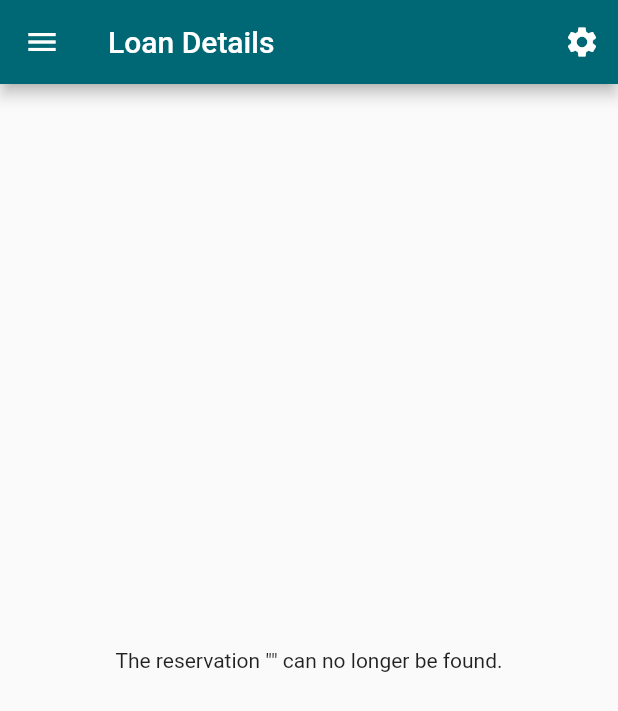
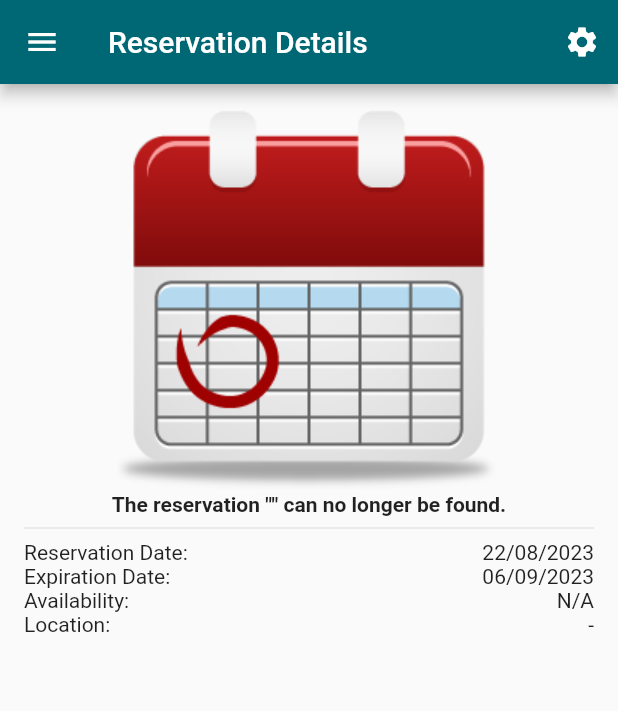
Before and after one commit to KDABLabs/library_33880, a Flutter app: the ReservationDetailsView widget shown alone on an empty page, opened directly with empty values, on a phone screen of 412 x 824 dp. Shown: the top 711 px of the screen. Run offline on Flutter 3.47's test engine with Material 2 defaults, Android fonts, the phone set to English and light mode, and no system bars; our stand-ins replace shared_preferences; missing offline and left inert: flex_color_picker; accounts and stored records are empty; generated files the repository leaves out were written again.

Commit message:
Introduce reservations support
This is in no way support to search media and make reservations.
This is just a way to list existing reservations.

```diff
--- a/lib/src/account/reservation.dart
+++ b/lib/src/account/reservation.dart
@@ -2,37 +2,82 @@ import 'package:flutter/foundation.dart';
 import 'package:intl/intl.dart' as intl;
 import 'package:html/dom.dart' as dom;
 
+import '../utils.dart';
+
 class Reservation {
-  final String kind;
+  final DateTime reservationDateTime;
   final String title;
+  final String availability;
+  final String location;
   static final formatter = intl.DateFormat('dd/MM/yyyy');
 
+  DateTime get experirationDateTime =>
+      reservationDateTime.add(const Duration(days: 15));
+  bool get isLate => DateTime.now().isAfter(experirationDateTime);
+  String get formattedTitle => Utils.beautifyTitle(title);
+  String get formattedAvailability => Utils.beautifyAvailability(availability);
+  String get formattedExpirationDate => formatter.format(experirationDateTime);
+  String get formattedReservationDate => formatter.format(reservationDateTime);
+
   const Reservation(
-    this.kind,
+    this.reservationDateTime,
     this.title,
+    this.availability,
+    this.location,
   );
 
   Map<String, dynamic> toJson() {
     return {
-      'kind': kind,
+      'reservationDateTime': reservationDateTime,
       'title': title,
+      'availability': availability,
+      'location': location,
     };
   }
 
   static List<Reservation>? parse(dom.Document document, useFakeItems) {
     /*
     <div class="result">
-          <div class="resultheader"><strong>Mes réservations en cours</strong> (total 0)</div>
+      <div class="resultheader"><strong>Mes réservations en cours</strong> (total 4)</div>
       <table class="standtable">
         <colgroup>
-                  <col style="width: 5%;"/>
-                  <col style="width:85%;"/>
-                  <col style="width: 5%;"/>
-                  <col style="width: 5%;"/>
+          <col style="width: 5%;">
+          <col style="width:85%;">
+          <col style="width: 5%;">
+          <col style="width: 5%;">
         </colgroup>
+        <tbody>
           <tr>
-                  <td colspan='4'>Aucune réservation</td>
+            <th style="text-align:center;">Date </th>
+            <th style="text-align:center;">Titre</th>
+            <th style="white-space:nowrap;text-align:center;">Dispo &amp; Ret</th>
+            <th style="text-align:center;">Site</th>
           </tr>
+          <tr>
+            <td style="vertical-align:middle;text-align:center">22/08/2023</td>
+            <td style="white-space:normal">Animal Jack. 1, Coeur de la forêt (Le) / Kid Toussaint. - Dupuis, 2019 </td>
+            <td style="background-color:#dfffdf;vertical-align:middle;text-align:center;font-size:small;"><b>Non</b><br>En transit</td>
+            <td style="vertical-align:middle;text-align:center">Latresne</td>
+          </tr>
+          <tr>
+            <td style="vertical-align:middle;text-align:center">22/08/2023</td>
+            <td style="white-space:normal">Animal Jack. 3, Planete du singe (La) / Kid Toussaint. - Dupuis, 2020 </td>
+            <td style="background-color:#ffe4d0;vertical-align:middle;text-align:center;font-size:small;"><b>Non</b><br></td>
+            <td style="vertical-align:middle;text-align:center">Saint-Caprais</td>
+          </tr>
+          <tr>
+            <td style="vertical-align:middle;text-align:center">22/08/2023</td>
+            <td style="white-space:normal">Animal Jack. 5, Revoir un printemps / Kid Toussaint. - Dupuis, 2021 </td>
+            <td style="background-color:#ffe4d0;vertical-align:middle;text-align:center;font-size:small;"><b>Non</b><br></td>
+            <td style="vertical-align:middle;text-align:center">Saint-Caprais</td>
+          </tr>
+          <tr>
+            <td style="vertical-align:middle;text-align:center">22/08/2023</td>
+            <td style="white-space:normal">Appel de la forêt (L') / Jack London. - Sarbacane, éditeur de création, DL 2015 </td>
+            <td style="background-color:#dfffdf;vertical-align:middle;text-align:center;font-size:small;"><b>Non</b><br>En transit</td>
+            <td style="vertical-align:middle;text-align:center">Latresne</td>
+          </tr>
+        </tbody>
       </table>
     </div>
     */
@@ -87,31 +132,52 @@ class Reservation {
     // Skip first row - it's header
     for (int i = 1; i < rows.length; ++i) {
       final cols = rows[i].children;
+
       reservations.add(Reservation(
-        cols[0].text,
+        formatter.parse(cols[0].text),
         cols[1].text,
-        // formatter.parse(cols[2].text),
-        // formatter.parse(cols[3].text),
+        _parseAvailability(cols[2]),
+        cols[3].text,
       ));
     }
 
     if (useFakeItems && reservations.isEmpty) {
-      reservations.add(const Reservation(
-        'L',
+      reservations.add(Reservation(
+        DateTime.now(),
         'Le Dernier Des Mohicans',
+        'Non / En transit',
+        'Latresne',
       ));
 
-      reservations.add(const Reservation(
-        'A',
+      reservations.add(Reservation(
+        DateTime.now(),
         'E-Type - Greatests Hits',
+        'Non',
+        'Saint-Caprais',
       ));
 
-      reservations.add(const Reservation(
-        'V',
+      reservations.add(Reservation(
+        DateTime.now(),
         'Rocky I',
+        'Non / En transit',
+        'Latresne',
       ));
     }
 
     return reservations;
   }
+
+  static String _parseAvailability(dom.Element availability) {
+    List<String> list = List<String>.empty(growable: true);
+
+    for (dom.Node node in availability.nodes) {
+      final String? text = node.text?.trim();
+
+      if (text != null && text.isNotEmpty) {
+        list.add(text);
       }
+    }
+
+    return list.join(' / ');
+  }
+}
--- a/lib/src/utils.dart
+++ b/lib/src/utils.dart
@@ -14,4 +14,8 @@ class Utils {
 
     return title;
   }
+
+  static String beautifyAvailability(String availability) {
+    return availability;
+  }
 }
--- a/lib/src/views/reservation_details_view.dart
+++ b/lib/src/views/reservation_details_view.dart
@@ -18,7 +18,7 @@ class ReservationDetailsView extends StatelessAbstractView {
   @override
   AppBar buildAppBar(BuildContext context) {
     return AppBar(
-      title: const Text('Loan Details'),
+      title: const Text('Reservation Details'),
       actions: [
         IconButton(
           icon: const Icon(Icons.settings),
@@ -36,19 +36,93 @@ class ReservationDetailsView extends StatelessAbstractView {
   @override
   Widget buildBody(BuildContext context) {
     final notFoundReservation = Reservation(
-      'L',
+      DateTime.now(),
       'The reservation "$title" can no longer be found.',
+      'N/A',
+      '-',
     );
     final settings = context.read<SettingsController>();
     final reservations = settings.session?.reservations;
-    final loan = reservations?.firstWhere(
+    final reservation = reservations?.firstWhere(
           (reservation) => reservation.title == title,
           orElse: () => notFoundReservation,
         ) ??
         notFoundReservation;
+    TextStyle style = const TextStyle(
+      fontWeight: FontWeight.bold,
+    );
 
-    return Center(
-      child: Text(loan.title),
+    if (reservation.isLate) {
+      style = style.copyWith(
+        color: AbstractView.lateColor,
+      );
+    }
+
+    return Padding(
+      padding: const EdgeInsets.all(16.0),
+      child: Center(
+        child: Column(
+          children: [
+            Image.asset(
+              'assets/images/R.png',
+            ),
+            Text(
+              reservation.formattedTitle,
+              style: style,
+              textAlign: TextAlign.center,
+            ),
+            const Divider(),
+            Row(
+              mainAxisAlignment: MainAxisAlignment.spaceBetween,
+              children: [
+                const Text(
+                  'Reservation Date:',
+                ),
+                Text(
+                  reservation.formattedReservationDate,
+                  textAlign: TextAlign.right,
+                ),
+              ],
+            ),
+            Row(
+              mainAxisAlignment: MainAxisAlignment.spaceBetween,
+              children: [
+                const Text(
+                  'Expiration Date:',
+                ),
+                Text(
+                  reservation.formattedExpirationDate,
+                  textAlign: TextAlign.right,
+                ),
+              ],
+            ),
+            Row(
+              mainAxisAlignment: MainAxisAlignment.spaceBetween,
+              children: [
+                const Text(
+                  'Availability:',
+                ),
+                Text(
+                  reservation.formattedAvailability,
+                  textAlign: TextAlign.right,
+                ),
+              ],
+            ),
+            Row(
+              mainAxisAlignment: MainAxisAlignment.spaceBetween,
+              children: [
+                const Text(
+                  'Location:',
+                ),
+                Text(
+                  reservation.location,
+                  textAlign: TextAlign.right,
+                ),
+              ],
+            ),
+          ],
+        ),
+      ),
     );
   }
 }
```
Also changed, not shown: lib/src/views/reservation_list_view.dart (+17 -4 lines), assets/images/R.png (added). Lines whose indentation alone changed are shown as unchanged.
